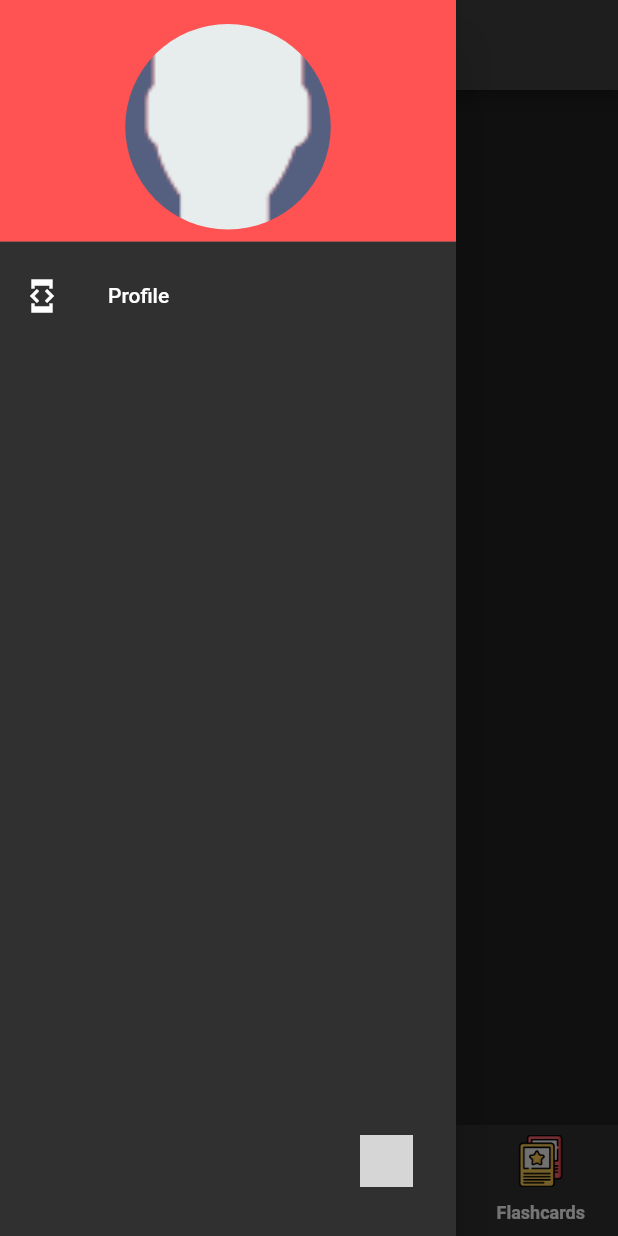
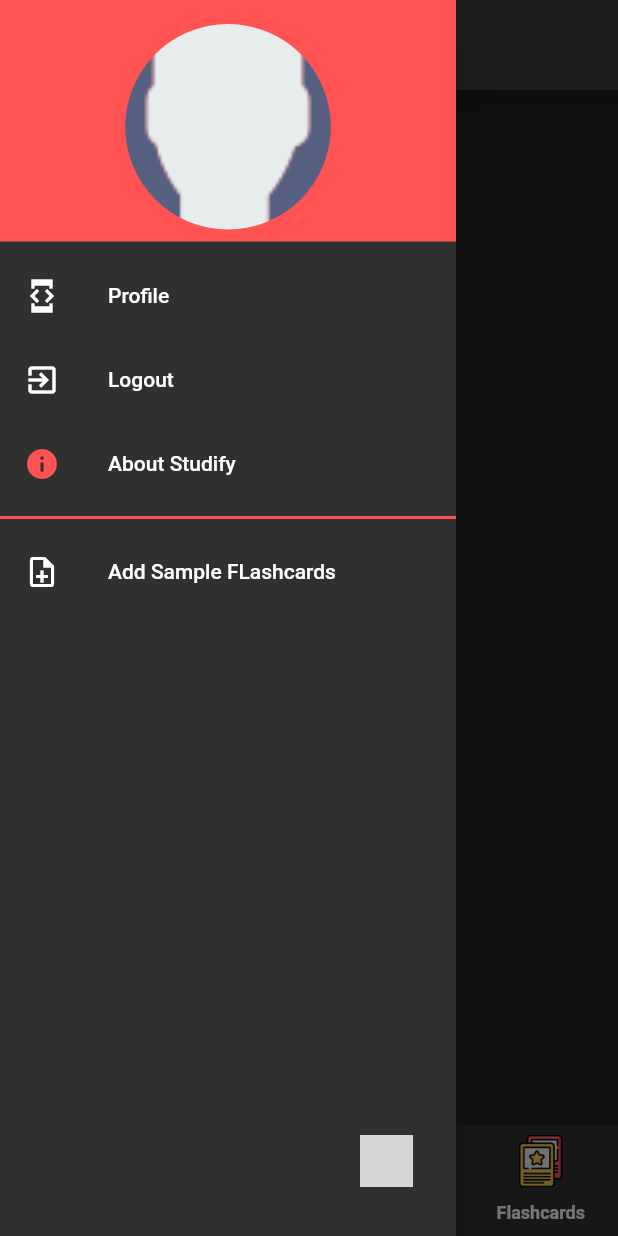
Before and after one commit to SkeletonPythons/studify, a Flutter app: the screen it shows once a user with an empty profile is signed in, with the side drawer open, on a phone screen of 412 x 824 dp. Run offline on Flutter 3.47's test engine with Material 2 defaults, Android fonts, the phone set to English and light mode, and no system bars; our stand-ins replace cloud_firestore, firebase_auth, firebase_core, flutter_form_builder, flutter_svg, font_awesome_flutter and 6 more; missing offline and left inert: flutterfire_ui; accounts and stored records are empty; Roboto replaces fonts that are missing (Ubuntu); grey boxes are pictures that could not be loaded.

Commit message:
update july 1

```diff
--- a/lib/models/flashcard_model.dart
+++ b/lib/models/flashcard_model.dart
@@ -1,3 +1,5 @@
+import 'dart:math';
+
 import 'package:cloud_firestore/cloud_firestore.dart';
 
 class Note {
@@ -23,7 +25,8 @@ class Note {
     this.isPinned = false,
     this.isLearned = false,
     String? id,
-  })  : id = id ?? DateTime.now().millisecondsSinceEpoch.toString(),
+  })  : id =
+            id ?? (DateTime.now().millisecondsSinceEpoch + pepper()).toString(),
         tags = tags ?? [];
 
   factory Note.fromFirestore(DocumentSnapshot<Map<String, dynamic>> snapshot,
@@ -42,6 +45,8 @@ class Note {
       isLearned: data?['isLearned'],
     );
   }
+
+  static int pepper() => Random().nextInt(1000000);
 
   Map<String, dynamic> toFirestore() {
     return {
--- a/lib/models/user_model.dart
+++ b/lib/models/user_model.dart
@@ -1,21 +1,15 @@
+import 'package:cloud_firestore/cloud_firestore.dart';
+
 class AppUser {
   AppUser({
     required this.uid,
-    this.name,
+    this.name = 'User',
     required this.email,
-    this.photoUrl,
-    this.settings,
-  });
-
-  String uid;
-  String? name;
-  String email;
-  String? photoUrl;
-  Map<String, bool>? settings = {
-    'isVerified': false,
-    'isNewUser': true,
-  };
-  Map<String, dynamic> stats = {
+    this.photoUrl = 'photoUrl',
+    Map<String, dynamic>? stats,
+    Map<String, bool>? settings,
+  })  : stats = stats ??
+            {
               /// Statistics that will be synced to the database.
               'cardsCreated': 0,
               'testsTaken': 0,
@@ -31,7 +25,43 @@ class AppUser {
               'tasksIncomplete': 0,
               'eventsCreated': 0,
               'eventsCompleted': 0,
+            },
+        settings = settings ??
+            {
+              'isVerified': false,
             };
+
+  String uid;
+  String? name;
+  String email;
+  String? photoUrl;
+  Map<String, bool>? settings;
+  Map<String, dynamic>? stats;
+
+  factory AppUser.fromFirebase(DocumentSnapshot<Map<String, dynamic>> snapshot,
+      SnapshotOptions? options) {
+    final data = snapshot.data();
+    return AppUser(
+      uid: data?['uid'],
+      name: data?['name'],
+      email: data?['email'],
+      photoUrl: data?['photoUrl'],
+      settings:
+          data?['settings'] is Iterable ? Map.from(data?['settings']) : {},
+      stats: data?['stats'] is Iterable ? Map.from(data?['stats']) : {},
+    );
+  }
+
+  Map<String, dynamic> toFirestore() {
+    return {
+      if (name != null) 'name': name,
+      if (photoUrl != null) 'photoUrl': photoUrl,
+      if (settings != null) 'settings': settings,
+      if (stats != null) 'stats': stats,
+      'email': email,
+      'uid': uid,
+    };
+  }
 
   Map<String, dynamic> toJson() => {
         'uid': uid,
--- a/lib/pages/bottom_nav_page/OLD_navbar.dart
+++ b/lib/pages/OLD/OLD_navbar.dart
@@ -14,7 +14,7 @@ import '../dashboard_page/dashboard_page.dart';
 import '../flashcard_page/flashcard_page.dart';
 import '../timers_page/timer_controllers/timer_controller.dart';
 import '../timers_page/timer_homepage.dart';
-import '../../pages/bottom_nav_page/home_controller.dart';
+import '../bottom_nav_page/home_controller.dart';
 
 class BottomNavBar extends StatefulWidget {
   const BottomNavBar({Key? key}) : super(key: key);
--- a/lib/pages/bottom_nav_page/navbar.dart
+++ b/lib/pages/bottom_nav_page/navbar.dart
@@ -5,6 +5,7 @@ import 'package:google_fonts/google_fonts.dart';
 
 import '../../../services/auth.dart';
 
+import '../../services/db.dart';
 import '../../utils/consts/app_colors.dart';
 import '../../widgets/app_bar.dart';
 import '../calendar_page/calendar_page.dart';
@@ -121,8 +122,74 @@ class AppBarDrawer extends StatelessWidget {
             onTap: () => Get.snackbar(
                 'Error!', 'This on tap function does nothing yet!'),
           ),
+          ListTile(
+            leading: Icon(
+              Icons.exit_to_app,
+            ),
+            title: Text('Logout'),
+            onTap: () => Auth.instance.logOut(),
+          ),
+          AboutWidget(),
+          Divider(
+            thickness: 2,
+            color: kAccent,
+          ),
+          ListTile(
+            leading: Icon(
+              Icons.note_add_outlined,
+            ),
+            title: Text('Add Sample FLashcards'),
+            onTap: () {
+              try {
+                DB.instance.populateWithSampleNotes();
+                Get.snackbar('Success!',
+                    'Sample flashcards added!\nPLEASE USE SPARRINGLY! It will cost money if we do too many writes/reads!',
+                    duration: Duration(seconds: 5));
+              } catch (e) {
+                Get.snackbar('Error!', 'Something went wrong!');
+              }
+            },
+          ),
         ],
       ),
     );
   }
 }
+
+class AboutWidget extends StatelessWidget {
+  const AboutWidget({
+    Key? key,
+  }) : super(key: key);
+
+  @override
+  Widget build(BuildContext context) {
+    return AboutListTile(
+      applicationName: 'Studify',
+      applicationVersion: '0.0.0',
+      applicationIcon: Icon(
+        Icons.flash_on,
+        color: kAccent,
+      ),
+      icon: Icon(
+        Icons.info,
+        color: kAccent,
+      ),
+      aboutBoxChildren: [
+        Text(
+          'Studify is a study app made by:\n\n',
+          style: GoogleFonts.ubuntuMono(
+            fontSize: 13,
+          ),
+        ),
+        Text(
+          'Adonis Santos\nJustin Morton\nTeresa Ortiz',
+          style: GoogleFonts.architectsDaughter(fontSize: 16),
+        ),
+        Text(
+          '\n\n2022',
+          style: GoogleFonts.ubuntuMono(fontSize: 13),
+        )
+      ],
+    );
+  }
+}
--- a/lib/pages/flashcard_page/flashcard_page.dart
+++ b/lib/pages/flashcard_page/flashcard_page.dart
@@ -19,7 +19,7 @@ class FlashcardPage extends StatelessWidget {
   @override
   Widget build(BuildContext context) {
     return GetBuilder<FlashcardController>(
-      init: Get.put(FlashcardController()),
+      init: FlashcardController(),
       builder: (controller) => Center(
         child: SizedBox(
           height: Get.height,
--- a/lib/routes/routes.dart
+++ b/lib/routes/routes.dart
@@ -2,7 +2,6 @@
 // ignore_for_file: prefer_const_constructors
 import 'package:get/get.dart';
 
-import '../pages/alternate_reality/alt_home.dart';
 import '../pages/bottom_nav_page/navbar.dart';
 import '../pages/bottom_nav_page/navbar_controller.dart';
 import '../pages/calendar_page/add_event.dart';
@@ -72,11 +71,6 @@ class AppPages {
       name: Routes.POMODORO,
       page: () => PomodoroTimer(),
     ),
-    GetPage(
-      name: Routes.ALT_HOME,
-      page: () => AltHome(),
-      binding: FlashcardBinding(),
-    ),
   ];
 }
 
--- a/lib/services/db.dart
+++ b/lib/services/db.dart
@@ -24,19 +24,26 @@ class DB extends GetxService {
     debugPrint('DB init');
   }
 
+  void populateWithSampleNotes() async {
+    WriteBatch writer = store.batch();
+    for (int i = 0; i < sample.length; i++) {
+      debugPrint(sample[i].toJson().toString());
+      Note x = sample[i];
+
+      writer.set(
+          store.collection('users/${Auth.instance.USER.uid}/notes').doc(x.id),
+          x.toFirestore());
+    }
+    await writer.commit();
+  }
+
   void checkNewUser() async {
     if (Auth.instance.newUser.value) {
       WriteBatch writer = store.batch();
       for (int i = 0; i < sample.length; i++) {
         debugPrint(sample[i].toJson().toString());
 
-        writer.set(
-            store
-                .collection('users')
-                .doc(Auth.instance.USER.uid)
-                .collection('notes')
-                .doc(sample[i].id),
-            sample[i].toJson());
+        writer.set(notes.doc(sample[i].id), sample[i].toFirestore());
       }
       await writer.commit();
     }
@@ -44,7 +51,16 @@ class DB extends GetxService {
 
   final FirebaseFirestore store = FirebaseFirestore.instance;
 
-  late final notes = store
+  DocumentReference<Note> setNote(Note note) => store
+      .collection('users')
+      .doc(Auth.instance.USER.uid)
+      .collection('notes')
+      .doc(note.id)
+      .withConverter(
+          fromFirestore: Note.fromFirestore,
+          toFirestore: (Note note, _) => note.toFirestore());
+
+  CollectionReference<Note> get notes => store
       .collection('users')
       .doc(Auth.instance.USER.uid)
       .collection('notes')
@@ -52,17 +68,20 @@ class DB extends GetxService {
           fromFirestore: Note.fromFirestore,
           toFirestore: (Note note, _) => note.toFirestore());
 
-  late final CollectionReference events = store
+  DocumentReference<AppUser> get user =>
+      store.collection('users').doc(Auth.instance.USER.uid).withConverter(
+          fromFirestore: AppUser.fromFirebase,
+          toFirestore: (AppUser user, _) => user.toFirestore());
+
+  CollectionReference get events => store
       .collection('users')
       .doc(Auth.instance.USER.uid)
       .collection('events');
 
-  late final CollectionReference timers = store
+  CollectionReference get timers => store
       .collection('users')
       .doc(Auth.instance.USER.uid)
       .collection('timers');
-
-  final RxBool _gotDB = false.obs;
 
   void syncUser() async {
     try {
@@ -76,30 +95,14 @@ class DB extends GetxService {
 
   void initDB() async {
     /// This function is used to initialize the database. It will create one if it doesn't exist.
-    checkNewUser();
-
-    await store.collection('users').doc(Auth.instance.USER.uid).get().then(
-      (doc) {
-        if (doc.exists) {
-          debugPrint('DB exists');
-          Auth.instance.USER.email = doc.data()?['email'] ?? '';
-          Auth.instance.USER.name = doc.data()?['name'] ?? '';
-          Auth.instance.USER.photoUrl = doc.data()?['photoUrl'] ?? '';
-          Auth.instance.USER.uid = doc.data()?['uid'] ?? '';
-        } else {
-          try {
-            debugPrint('Creating user doc');
-            _gotDB.value = true;
-          } catch (e) {
-            debugPrint(e.toString());
-          }
-        }
-      },
-    ).catchError(
-      (e) {
-        debugPrint(e.toString());
-      },
-    );
+    if (await user.get().then((value) => value.exists)) {
+      debugPrint('User exists');
+      final appUser = await user.get();
+      Auth.instance.USER = appUser.data()!;
+    } else {
+      debugPrint('User does not exist');
+      await user.set(Auth.instance.USER, SetOptions(merge: true));
+    }
   }
 
 // ** ** ** ** USER COLLECTION ** ** ** **//
```
Also changed, not shown: lib/pages/OLD/alt_home.dart (renamed from lib/pages/alternate_reality/alt_home.dart), lib/pages/OLD/alt_home_controller.dart (renamed from lib/pages/alternate_reality/alt_home_controller.dart). Lines whose indentation alone changed are shown as unchanged.
